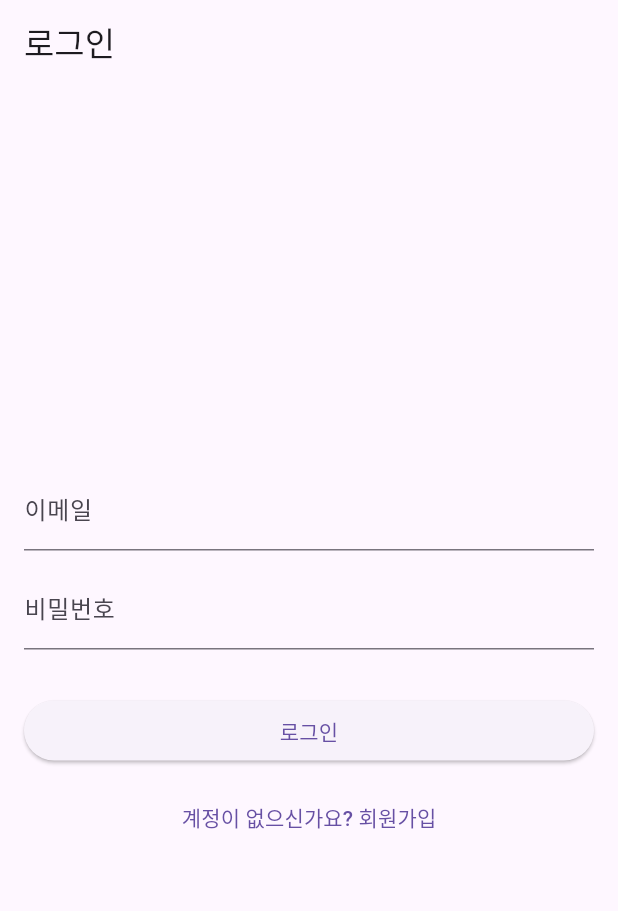
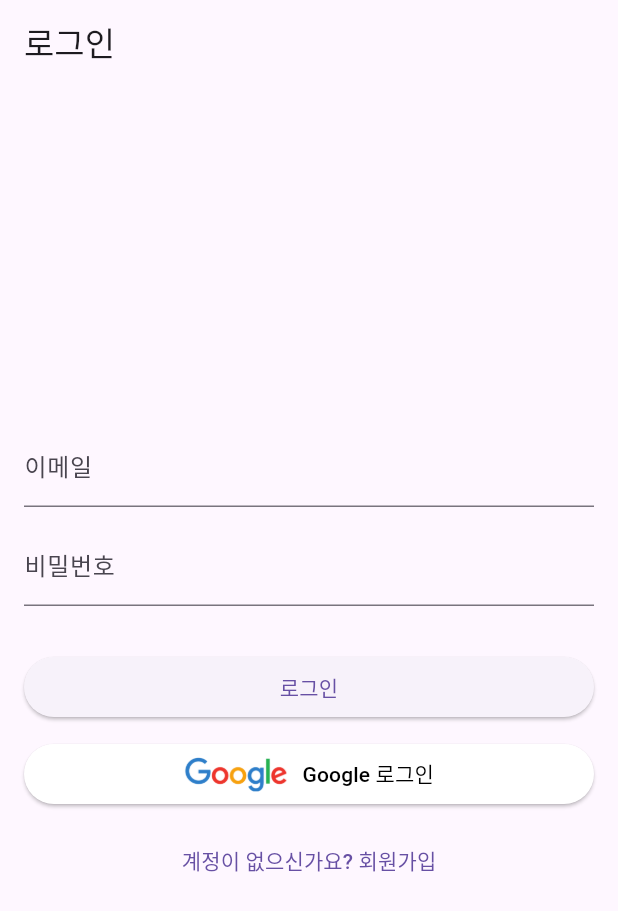
Before and after one commit to buelmanager/DateSketch, a Flutter app: the screen it shows after launch, on a phone screen of 412 x 824 dp. Shown: the top 911 px of the screen. Run offline on Flutter 3.47's test engine with Material 3 defaults, Android fonts, the phone set to English and light mode, and no system bars; our stand-ins replace firebase_auth, firebase_core, flutter_riverpod, google_maps_flutter, google_sign_in, permission_handler and 1 more; accounts and stored records are empty.

Commit message:
feat: 사용자 회원가입 및 로그인 기능 2

```diff
--- a/lib/main.dart
+++ b/lib/main.dart
@@ -43,8 +43,8 @@
   Widget build(BuildContext context, WidgetRef ref) {
     final authState = ref.watch(authServiceProvider).authStateChanges;
 
-    // final authService = ref.read(authServiceProvider);
-    // authService.signOut();
+    final authService = ref.read(authServiceProvider);
+    authService.signOut();
 
     return StreamBuilder(
       stream: authState,
--- a/lib/views/login/login_screen.dart
+++ b/lib/views/login/login_screen.dart
@@ -2,6 +2,7 @@ import 'package:flutter/material.dart';
 import 'package:flutter_riverpod/flutter_riverpod.dart';
 import '../../core/services/auth_service.dart';
 import 'signup_screen.dart';
+import 'package:google_sign_in/google_sign_in.dart';
 
 class LoginScreen extends ConsumerStatefulWidget {
   const LoginScreen({super.key});
@@ -39,11 +40,32 @@ class _LoginScreenState extends ConsumerState<LoginScreen> {
     });
   }
 
+  Future<void> _loginWithGoogle() async {
+    setState(() {
+      _isLoading = true;
+      _errorMessage = null;
+    });
+
+    final authService = ref.read(authServiceProvider);
+    final user = await authService.signInWithGoogle();
+    if (user == null) {
+      setState(() {
+        _errorMessage = "Google 로그인에 실패했습니다.";
+      });
+    }
+
+    setState(() {
+      _isLoading = false;
+    });
+  }
+
   @override
   Widget build(BuildContext context) {
     return Scaffold(
       appBar: AppBar(title: const Text("로그인")),
-      body: Padding(
+      body: _isLoading
+          ? Center(child: CircularProgressIndicator())
+          : Padding(
         padding: const EdgeInsets.all(16.0),
         child: Column(
           mainAxisAlignment: MainAxisAlignment.center,
@@ -70,7 +92,22 @@ class _LoginScreenState extends ConsumerState<LoginScreen> {
             const SizedBox(height: 10),
             ElevatedButton(
               onPressed: _isLoading ? null : _login,
-              child: _isLoading ? const CircularProgressIndicator(color: Colors.white) : const Text("로그인"),
+              child: _isLoading
+                  ? const CircularProgressIndicator(color: Colors.white)
+                  : const Text("로그인"),
+            ),
+            const SizedBox(height: 10),
+            ElevatedButton(
+              onPressed: _isLoading ? null : _loginWithGoogle,
+              style: ElevatedButton.styleFrom(backgroundColor: Colors.white),
+              child: Row(
+                mainAxisAlignment: MainAxisAlignment.center,
+                children: [
+                  Image.asset("assets/google_logo.png", height: 24),
+                  const SizedBox(width: 10),
+                  const Text("Google 로그인", style: TextStyle(color: Colors.black)),
+                ],
+              ),
             ),
             const SizedBox(height: 10),
             TextButton(
```
Also changed, not shown: 1 other file.
